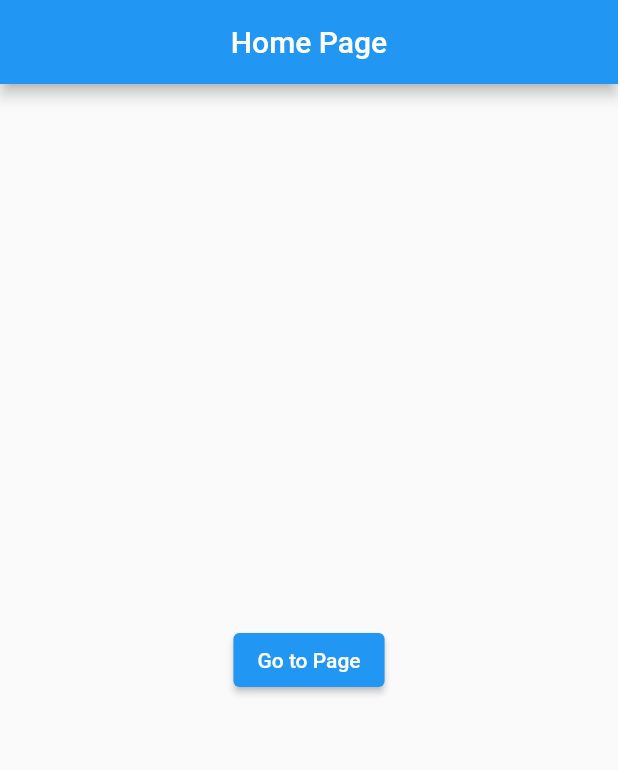
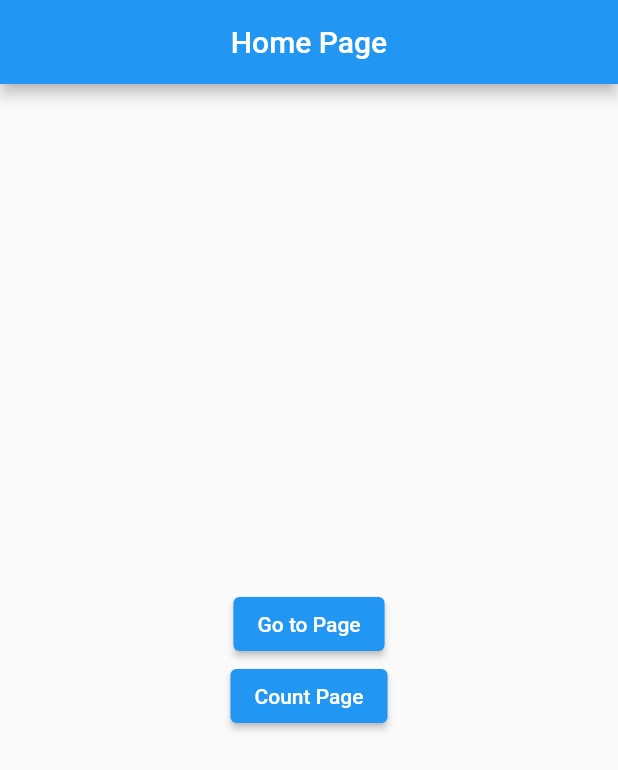
Before and after one commit to RifkyPahlevy/routepagewithgetx, a Flutter app: the screen it shows after launch, on a phone screen of 412 x 824 dp. Shown: the top 770 px of the screen. Run offline on Flutter 3.47's test engine with Material 2 defaults, Android fonts, the phone set to English and light mode, and no system bars; our stand-ins replace get.

Commit message:
materi baru

```diff
--- /dev/null
+++ b/lib/bindings/counter_binding.dart
@@ -0,0 +1,10 @@
+import 'package:get/get.dart';
+import 'package:route_management_getx/controller/count_control.dart';
+import 'package:route_management_getx/controller/user_controler.dart';
+
+class CounterBinding extends Bindings {
+  @override
+  void dependencies() {
+    Get.put(CountControl());
+  }
+}
--- /dev/null
+++ b/lib/bindings/user_binding.dart
@@ -0,0 +1,9 @@
+import 'package:get/get.dart';
+import 'package:route_management_getx/controller/user_controler.dart';
+
+class UserBindings extends Bindings {
+  @override
+  void dependencies() {
+    Get.lazyPut(() => User());
+  }
+}
--- /dev/null
+++ b/lib/controller/count_control.dart
@@ -0,0 +1,7 @@
+import 'package:get/get.dart';
+
+class CountControl extends GetxController {
+  RxInt count = 0.obs;
+
+  void increment() => count++;
+}
--- a/lib/main.dart
+++ b/lib/main.dart
@@ -1,6 +1,8 @@
 import 'package:flutter/material.dart';
 import 'package:get/get.dart';
+import 'package:route_management_getx/pages/count_pages.dart';
 import 'package:route_management_getx/pages/homepage.dart';
+import 'package:route_management_getx/pages/page1.dart';
 import 'package:route_management_getx/routes/pages_routes.dart';
 import '../routes/pages_routes.dart';
 
--- a/lib/pages/homepage.dart
+++ b/lib/pages/homepage.dart
@@ -1,6 +1,9 @@
 import 'package:flutter/material.dart';
 import 'package:get/get.dart';
+import 'package:route_management_getx/controller/count_control.dart';
+import 'package:route_management_getx/pages/count_pages.dart';
 import 'package:route_management_getx/pages/page1.dart';
+import 'package:route_management_getx/routes/routes_name.dart';
 
 class HomePage extends StatelessWidget {
   const HomePage({Key? key}) : super(key: key);
@@ -13,12 +16,24 @@ class HomePage extends StatelessWidget {
         centerTitle: true,
       ),
       body: Center(
-        child: ElevatedButton(
-          onPressed: () {
-            // Get.to(Page1());
-            Get.toNamed('/page1');
-          },
-          child: Text('Go to Page'),
+        child: Column(
+          mainAxisAlignment: MainAxisAlignment.center,
+          children: [
+            ElevatedButton(
+              onPressed: () {
+                // Get.to(Page1());
+                Get.toNamed(NameRoute.page1);
+              },
+              child: Text('Go to Page'),
+            ),
+            ElevatedButton(
+                onPressed: () {
+                  Get.toNamed(
+                    NameRoute.countPage,
+                  );
+                },
+                child: Text("Count Page")),
+          ],
         ),
       ),
     );
--- a/lib/routes/pages_routes.dart
+++ b/lib/routes/pages_routes.dart
@@ -1,3 +1,7 @@
+import 'package:route_management_getx/bindings/counter_binding.dart';
+import 'package:route_management_getx/bindings/user_binding.dart';
+import 'package:route_management_getx/controller/count_control.dart';
+import 'package:route_management_getx/pages/count_pages.dart';
 import 'package:route_management_getx/routes/routes_name.dart';
 
 import '../pages/homepage.dart';
@@ -10,7 +14,12 @@ import 'package:get/get.dart';
 
 class AppRoutes {
   static final routePage = [
-    GetPage(name: NameRoute.page1, page: () => Page1()),
+    GetPage(
+        name: NameRoute.countPage,
+        page: () => CountPage(),
+        binding: CounterBinding()),
+    GetPage(
+        name: NameRoute.page1, page: () => Page1(), binding: UserBindings()),
     GetPage(name: NameRoute.page2, page: () => Page2()),
     GetPage(name: NameRoute.page3, page: () => Page3()),
     GetPage(name: NameRoute.page4, page: () => Page4()),
--- a/lib/routes/routes_name.dart
+++ b/lib/routes/routes_name.dart
@@ -4,4 +4,5 @@ abstract class NameRoute {
   static const page3 = '/page3';
   static const page4 = '/page4';
   static const page5 = '/page5';
+  static const countPage = '/countPage';
 }
```
Also changed, not shown: lib/controller/user_controler.dart (added, +7 -0 lines), lib/pages/count_pages.dart (added, +40 -0 lines), lib/pages/page1.dart (+8 -0 lines).
